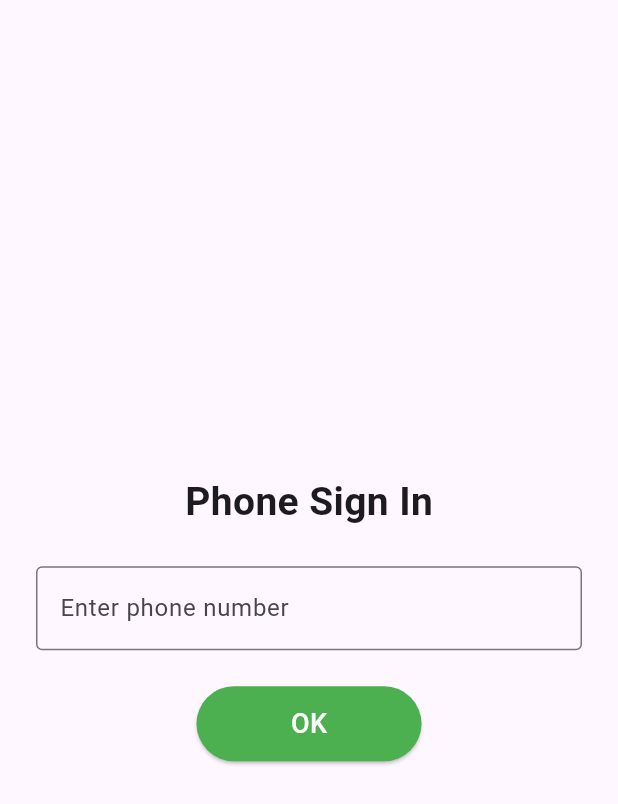
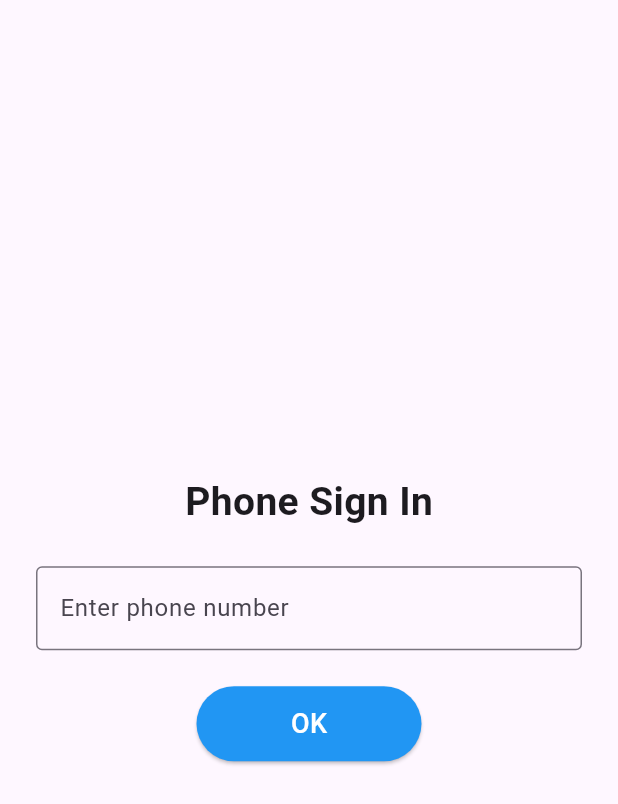
Before and after one commit to sahebbali/flutter-firebase-auth-master, a Flutter app: the PhoneScreen screen opened by its route, on a phone screen of 412 x 824 dp. Shown: the top 804 px of the screen. Run offline on Flutter 3.47's test engine with Material 3 defaults, Android fonts, the phone set to English and light mode, and no system bars.

Commit message:
fixed some issue

```diff
--- a/lib/screens/phone_screen.dart
+++ b/lib/screens/phone_screen.dart
@@ -29,9 +29,9 @@ class _PhoneScreenState extends State<PhoneScreen> {
   }
 
   void showSnackBar(String message) {
-    ScaffoldMessenger.of(context).showSnackBar(
-      SnackBar(content: Text(message)),
-    );
+    ScaffoldMessenger.of(
+      context,
+    ).showSnackBar(SnackBar(content: Text(message)));
   }
 
   @override
@@ -64,7 +64,7 @@ class _PhoneScreenState extends State<PhoneScreen> {
               ElevatedButton(
                 onPressed: handlePhoneSubmit,
                 style: ButtonStyle(
-                  backgroundColor: WidgetStateProperty.all(Colors.green),
+                  backgroundColor: WidgetStateProperty.all(Colors.blue),
                   minimumSize: WidgetStateProperty.all(const Size(150, 50)),
                 ),
                 child: const Text(
```
Also changed, not shown: lib/screens/login_screen.dart (+6 -6 lines).
